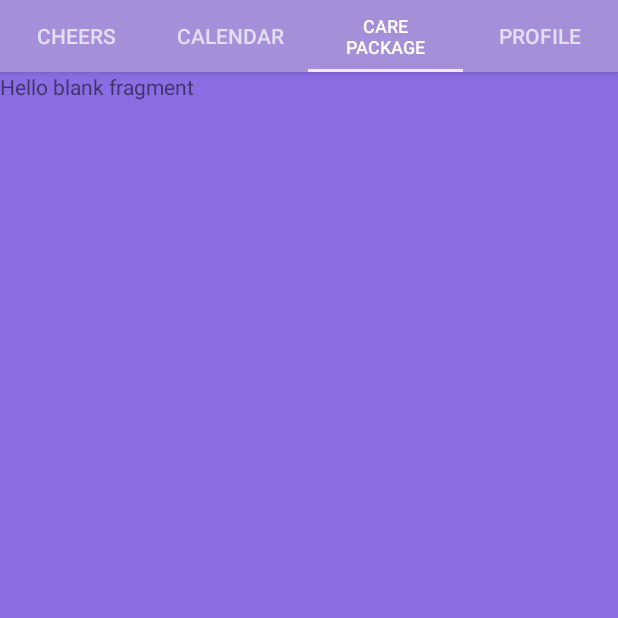
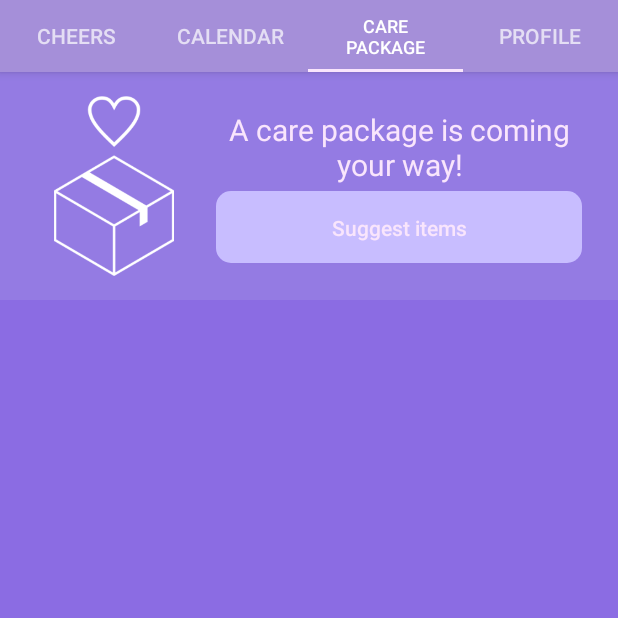
Before and after one commit to lsurvila/hack_cancer, an Android app: the CheersFragment screen opened directly, with no data from a screen before it, tab 3 chosen, on a phone screen of 412 x 824 dp, the top half of it. Run offline under Robolectric (Android 15) with nearby library versions, the phone set to English and light mode, and no system bars; libraries missing offline, so code that uses them is left out: rx.android.schedulers, rx.functions; 1 statement that could not run was skipped.

Commit message:
- care packages header

```diff
--- a/app/src/main/res/layout/fragment_care_package.xml
+++ b/app/src/main/res/layout/fragment_care_package.xml
@@ -1,10 +1,48 @@
-<FrameLayout xmlns:android="http://schemas.android.com/apk/res/android"
+<LinearLayout xmlns:android="http://schemas.android.com/apk/res/android"
     xmlns:tools="http://schemas.android.com/tools" android:layout_width="match_parent"
-    android:layout_height="match_parent"
-    tools:context="co.hackcancer.hackcancer.CarePackageFragment">
+    android:layout_height="wrap_content"
+    tools:context="co.hackcancer.hackcancer.CarePackageFragment"
+    android:orientation="vertical">
 
-    <!-- TODO: Update blank fragment layout -->
-    <TextView android:layout_width="match_parent" android:layout_height="match_parent"
-        android:text="@string/hello_blank_fragment" />
+    <LinearLayout
+        android:layout_width="match_parent"
+        android:layout_height="wrap_content"
+        android:orientation="horizontal"
+        android:background="@color/color_content"
+        android:padding="16dp">
 
-</FrameLayout>
+        <ImageView
+            android:layout_width="120dp"
+            android:layout_height="120dp"
+            android:src="@drawable/logo"/>
+
+        <LinearLayout
+            android:layout_width="match_parent"
+            android:layout_height="match_parent"
+            android:orientation="vertical"
+            android:gravity="center_vertical"
+            android:paddingLeft="8dp"
+            android:paddingRight="8dp">
+
+            <TextView
+                android:layout_width="match_parent"
+                android:layout_height="wrap_content"
+                android:text="@string/package_is_coming"
+                android:textSize="20sp"
+                android:textColor="@color/colorAccent"
+                android:gravity="center_horizontal"
+                android:paddingBottom="4dp"/>
+
+            <Button
+                android:layout_width="match_parent"
+                android:layout_height="wrap_content"
+                android:text="@string/suggest_items"
+                android:textAllCaps="false"
+                android:background="@drawable/rounded_button"
+                android:textColor="@color/colorAccent"/>
+
+        </LinearLayout>
+
+    </LinearLayout>
+
+</LinearLayout>
--- a/app/src/main/res/values/strings.xml
+++ b/app/src/main/res/values/strings.xml
@@ -20,5 +20,7 @@
     <string name="navigation_drawer_open">Open navigation drawer</string>
     <string name="navigation_drawer_close">Close navigation drawer</string>
     <string name="how_are_you">How are you feeling today?</string>
+    <string name="package_is_coming">A care package is coming your way!</string>
+    <string name="suggest_items">Suggest items</string>
 
 </resources>
```
Also changed, not shown: app/src/main/java/co/hackcancer/hackcancer/CheersFragment.java (+1 -6 lines).
